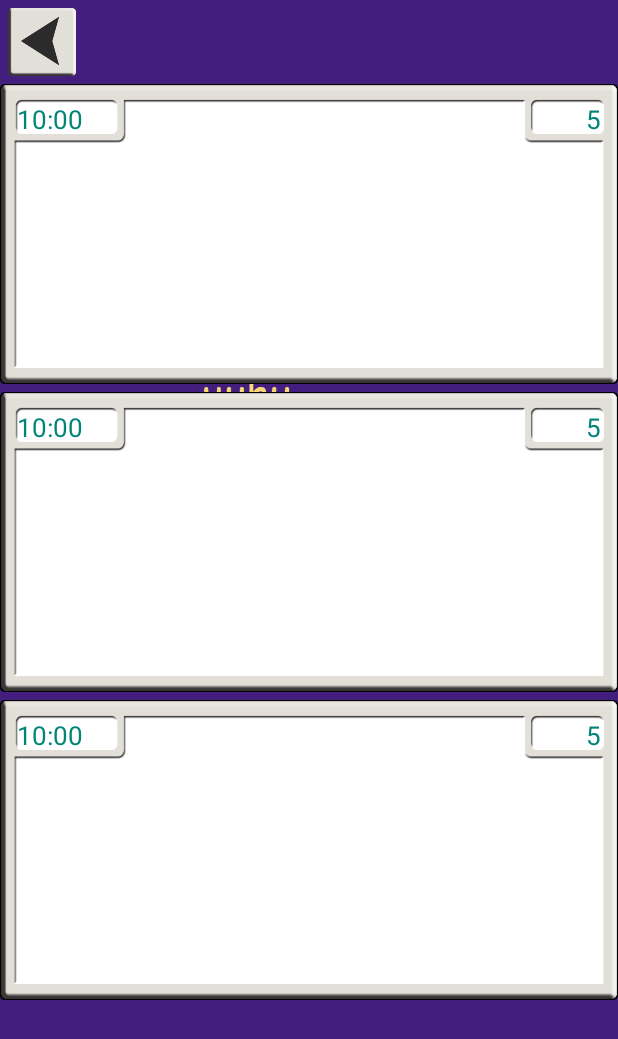
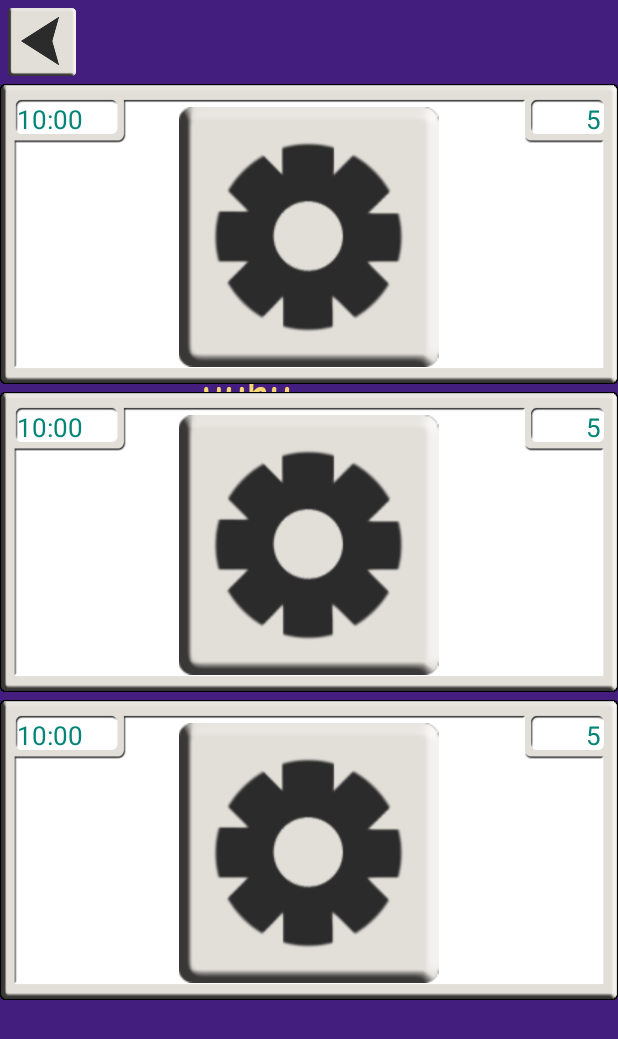
Before and after one commit to NurkkaCthulhu/SpellWork, an Android app: the WorkoutActivity screen opened directly, with no data from a screen before it, on a phone screen of 412 x 824 dp. Shown: the top 1039 px of the screen. Run offline under Robolectric (Android 15) with nearby library versions, the phone set to English and light mode, and no system bars.

Commit message:
activity_workout.xml: Add ImageView for workout picture.

```diff
--- a/app/src/main/res/layout/activity_workout.xml
+++ b/app/src/main/res/layout/activity_workout.xml
@@ -45,6 +45,14 @@
                     android:textColor="@color/colorPrimary"
                     android:textSize="17sp"/>
 
+                <ImageView
+                    android:id="@+id/workoutImg_top"
+                    android:layout_width="wrap_content"
+                    android:layout_height="wrap_content"
+                    android:layout_marginTop="4dp"
+                    android:layout_centerHorizontal="true"
+                    android:src="@drawable/button_settings" />
+
             </RelativeLayout>
 
             <RelativeLayout xmlns:android="http://schemas.android.com/apk/res/android"
@@ -70,6 +78,14 @@
                     android:text="5"
                     android:textColor="@color/colorPrimary"
                     android:textSize="17sp"/>
+
+                <ImageView
+                    android:id="@+id/workoutImg_middle"
+                    android:layout_width="wrap_content"
+                    android:layout_height="wrap_content"
+                    android:layout_marginTop="4dp"
+                    android:layout_centerHorizontal="true"
+                    android:src="@drawable/button_settings" />
 
             </RelativeLayout>
 
@@ -97,6 +113,14 @@
                     android:textColor="@color/colorPrimary"
                     android:textSize="17sp"/>
 
+                <ImageView
+                    android:id="@+id/workoutImg_bottom"
+                    android:layout_width="wrap_content"
+                    android:layout_height="wrap_content"
+                    android:layout_marginTop="4dp"
+                    android:layout_centerHorizontal="true"
+                    android:src="@drawable/button_settings" />
+
             </RelativeLayout>
         </LinearLayout>
     </ScrollView>
```
